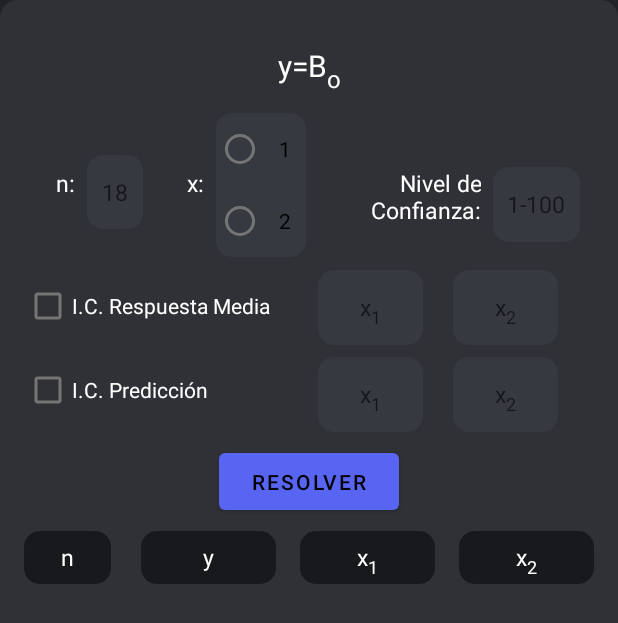
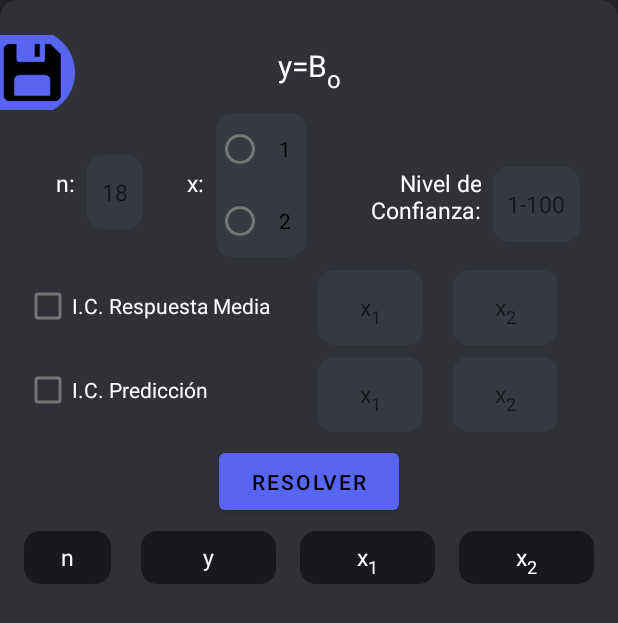
Before and after one commit to Dogeedog/solvingalgopart2, an Android app: the screen it shows after launch (MainActivity), on a phone screen of 412 x 824 dp. Shown: the top 623 px of the screen. Run offline under Robolectric (Android 15) with nearby library versions, the phone set to English and light mode, and no system bars; libraries missing offline, so code that uses them is left out: org.hipparchus.stat.

Commit message:
solves thingy

```diff
--- a/app/build.gradle
+++ b/app/build.gradle
@@ -36,6 +36,7 @@ android {
 
 dependencies {
 
+    implementation 'com.google.android.material:material:1.6.1'
     implementation 'org.matheclipse:matheclipse-core:2.0.0-SNAPSHOT'
     implementation 'androidx.appcompat:appcompat:1.4.2'
     implementation 'com.google.android.material:material:1.6.1'
--- a/app/src/main/java/com/example/linearplexsolver/MainActivity.java
+++ b/app/src/main/java/com/example/linearplexsolver/MainActivity.java
@@ -1,6 +1,10 @@
 package com.example.linearplexsolver;
 
+import androidx.appcompat.app.ActionBarDrawerToggle;
 import androidx.appcompat.app.AppCompatActivity;
+import androidx.core.view.GravityCompat;
+import androidx.drawerlayout.widget.DrawerLayout;
+
 import android.content.Intent;
 import android.graphics.Color;
 import android.os.Bundle;
@@ -12,10 +16,13 @@ import android.view.Gravity;
 import android.view.View;
 import android.widget.Button;
 import android.widget.EditText;
+import android.widget.ImageButton;
 import android.widget.LinearLayout;
 import android.widget.RadioGroup;
 import android.widget.TextView;
 import android.widget.Toast;
+
+import com.google.android.material.navigation.NavigationView;
 
 import org.hipparchus.stat.regression.OLSMultipleLinearRegression;
 import org.hipparchus.stat.regression.SimpleRegression;
@@ -30,12 +37,27 @@ public class MainActivity extends AppCompatActivity  {
     EditText nvalue;
     EditText nvaluedel;
     RadioGroup choicesv2;
+    ImageButton toggle;
+    DrawerLayout mdrawer;
 
     @Override
     protected void onCreate(Bundle savedInstanceState) {
         super.onCreate(savedInstanceState);
         setContentView(R.layout.activity_main);
-        (findViewById(R.id.buttontexst)).setVisibility(View.INVISIBLE);
+
+
+        mdrawer = findViewById(R.id.drawer_layout);
+        toggle = findViewById(R.id.savingbutton);
+        toggle.setOnClickListener(new View.OnClickListener() {
+            @Override
+            public void onClick(View v) {
+                if(!mdrawer.isDrawerOpen(GravityCompat.START))
+                    mdrawer.openDrawer(GravityCompat.START);
+                else mdrawer.closeDrawer(GravityCompat.END);
+            }
+
+        });
+
         ((TextView)findViewById(R.id.textView)).setText(Html.fromHtml("y=B<sub><small>o</small></sub>")); //asigna texto a la view donde va el modelo
         (findViewById(R.id.textView)).setEnabled(false);
 
--- a/app/src/main/res/layout/activity_main.xml
+++ b/app/src/main/res/layout/activity_main.xml
@@ -1,7 +1,16 @@
 <?xml version="1.0" encoding="utf-8"?>
-<ScrollView xmlns:android="http://schemas.android.com/apk/res/android"
+<androidx.drawerlayout.widget.DrawerLayout
+    xmlns:android="http://schemas.android.com/apk/res/android"
     xmlns:app="http://schemas.android.com/apk/res-auto"
     xmlns:tools="http://schemas.android.com/tools"
+    android:id="@+id/drawer_layout"
+    android:layout_width="match_parent"
+    android:layout_height="match_parent"
+    tools:context=".MainActivity">
+
+
+
+    <ScrollView
         android:layout_width="match_parent"
         android:layout_height="match_parent"
         android:background="@drawable/roundbutton"
@@ -10,8 +19,7 @@
 
         <androidx.constraintlayout.widget.ConstraintLayout
             android:layout_width="match_parent"
-        android:layout_height="wrap_content"
-        tools:context=".MainActivity">
+            android:layout_height="wrap_content">
 
             <LinearLayout
                 android:id="@+id/nlayout"
@@ -320,15 +328,6 @@
                 app:layout_constraintEnd_toEndOf="parent"
                 app:layout_constraintTop_toTopOf="parent" />
 
-        <Button
-            android:id="@+id/buttontexst"
-            android:onClick="save"
-            android:layout_width="wrap_content"
-            android:layout_height="wrap_content"
-            android:text="Button"
-            app:layout_constraintStart_toStartOf="parent"
-            app:layout_constraintTop_toTopOf="parent" />
-
             <RadioGroup
                 android:id="@+id/vargroup"
                 android:layout_width="60dp"
@@ -356,6 +355,32 @@
                     android:text="2" />
             </RadioGroup>
 
+            <ImageButton
+                android:id="@+id/savingbutton"
+                android:background="@drawable/save"
+                android:layout_width="50dp"
+                android:textSize="10sp"
+                android:layout_height="50dp"
+                app:layout_constraintLeft_toLeftOf="parent"
+                app:layout_constraintBottom_toTopOf="@id/nnumber"
+                android:layout_marginBottom="30dp" />
+
 
         </androidx.constraintlayout.widget.ConstraintLayout>
     </ScrollView>
+
+    <com.google.android.material.navigation.NavigationView
+        android:id="@+id/naview"
+        android:layout_width="wrap_content"
+        android:layout_height="match_parent"
+        android:layout_gravity="start"
+        android:background="@drawable/roundbutton"
+        android:fitsSystemWindows="true">
+
+        <include layout="@layout/sidebar">
+
+        </include>
+
+
+    </com.google.android.material.navigation.NavigationView>
+</androidx.drawerlayout.widget.DrawerLayout>
```
Also changed, not shown: app/src/main/res/layout/sidebar.xml (added, +26 -0 lines), app/src/main/res/drawable/save.png (added). Lines whose indentation alone changed are shown as unchanged.
